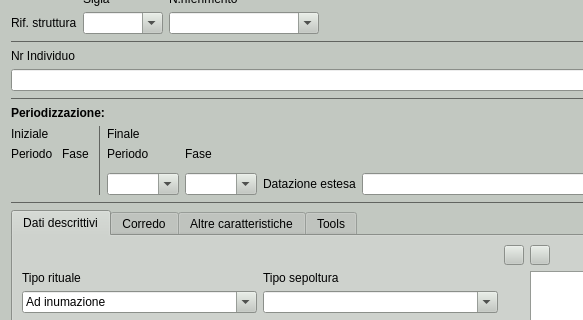
Above: gui/ui/Tomba.ui from pyarchinit/pyarchinit before the change; both pictures show x 0 to 583 and y 159 to 479 of the 1027 by 833 pixel window. Below: the same form after it.
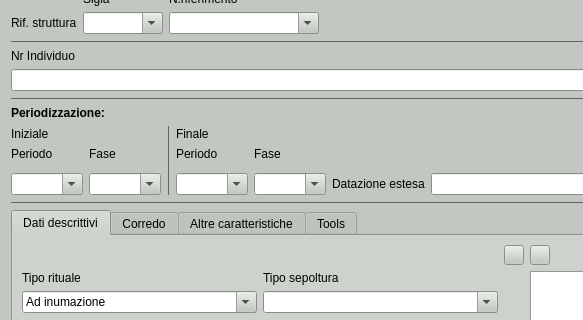
That is the form after the change. Icons and pictures are not drawn. Custom widgets are drawn as their Qt base class.

```diff
--- a/gui/ui/Tomba.ui
+++ b/gui/ui/Tomba.ui
@@ -2948,6 +2948,20 @@
        </property>
       </widget>
      </item>
+     <item row="4" column="0">
+      <widget class="QComboBox" name="comboBox_per_iniz">
+       <property name="editable">
+        <bool>true</bool>
+       </property>
+      </widget>
+     </item>
+     <item row="4" column="1">
+      <widget class="QComboBox" name="comboBox_fas_iniz">
+       <property name="editable">
+        <bool>true</bool>
+       </property>
+      </widget>
+     </item>
     </layout>
    </item>
   </layout>
```
